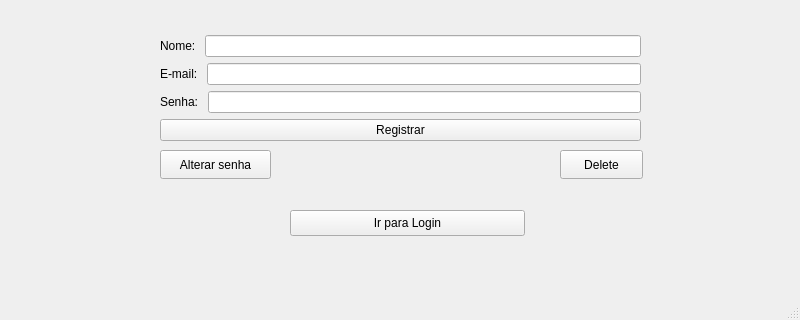
Before: the Qt Designer form registerwindow.ui in WeslleyMarcelo14/poo2_climatech, drawn with Qt 5; both pictures show x 0 to 800 and y 280 to 600 of the 800 by 600 pixel window.
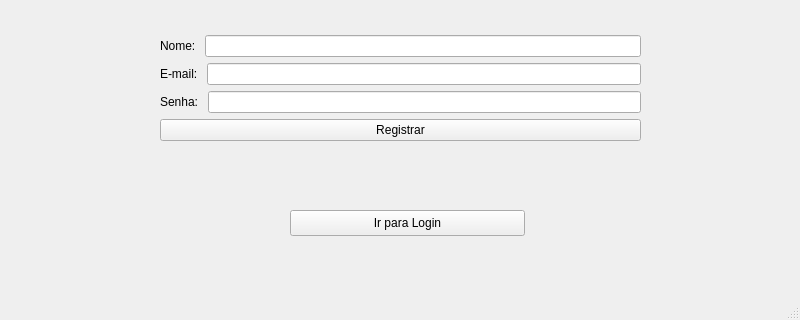
After: the same form once the commit is applied.

The edit to the form file:
```diff
--- a/registerwindow.ui
+++ b/registerwindow.ui
@@ -111,32 +111,6 @@
      </item>
     </layout>
    </widget>
-   <widget class="QPushButton" name="UpdateButton">
-    <property name="geometry">
-     <rect>
-      <x>160</x>
-      <y>430</y>
-      <width>111</width>
-      <height>29</height>
-     </rect>
-    </property>
-    <property name="text">
-     <string>Alterar senha</string>
-    </property>
-   </widget>
-   <widget class="QPushButton" name="DeleteButton">
-    <property name="geometry">
-     <rect>
-      <x>560</x>
-      <y>430</y>
-      <width>83</width>
-      <height>29</height>
-     </rect>
-    </property>
-    <property name="text">
-     <string>Delete</string>
-    </property>
-   </widget>
   </widget>
   <widget class="QMenuBar" name="menubar">
    <property name="geometry">
```
